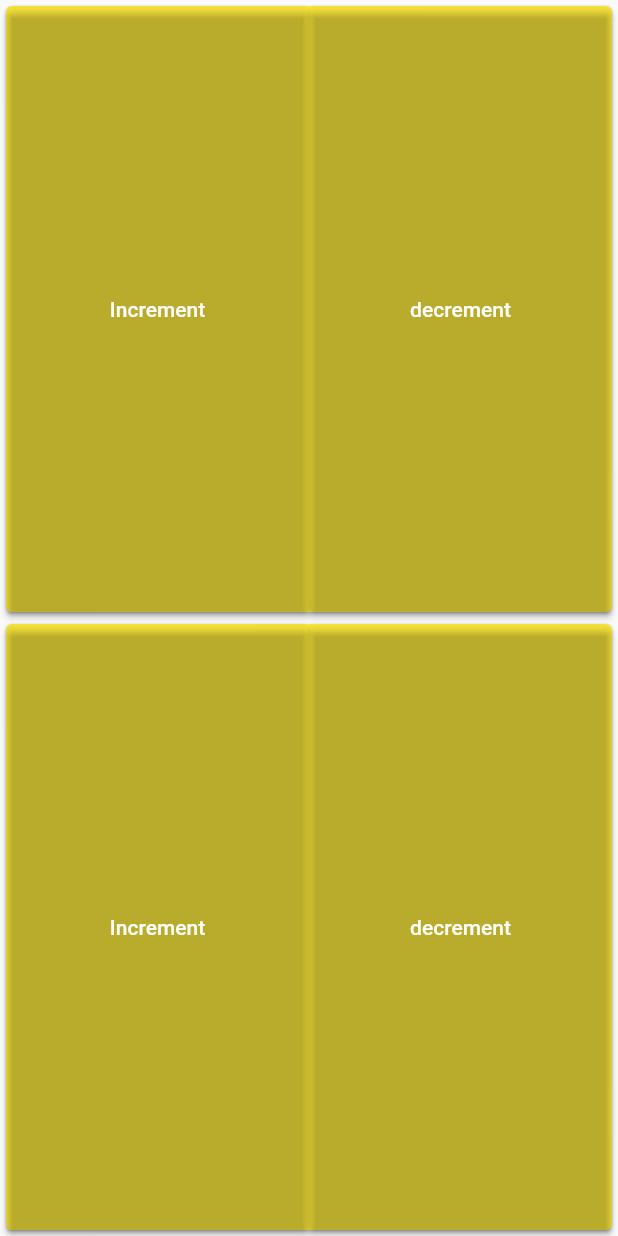
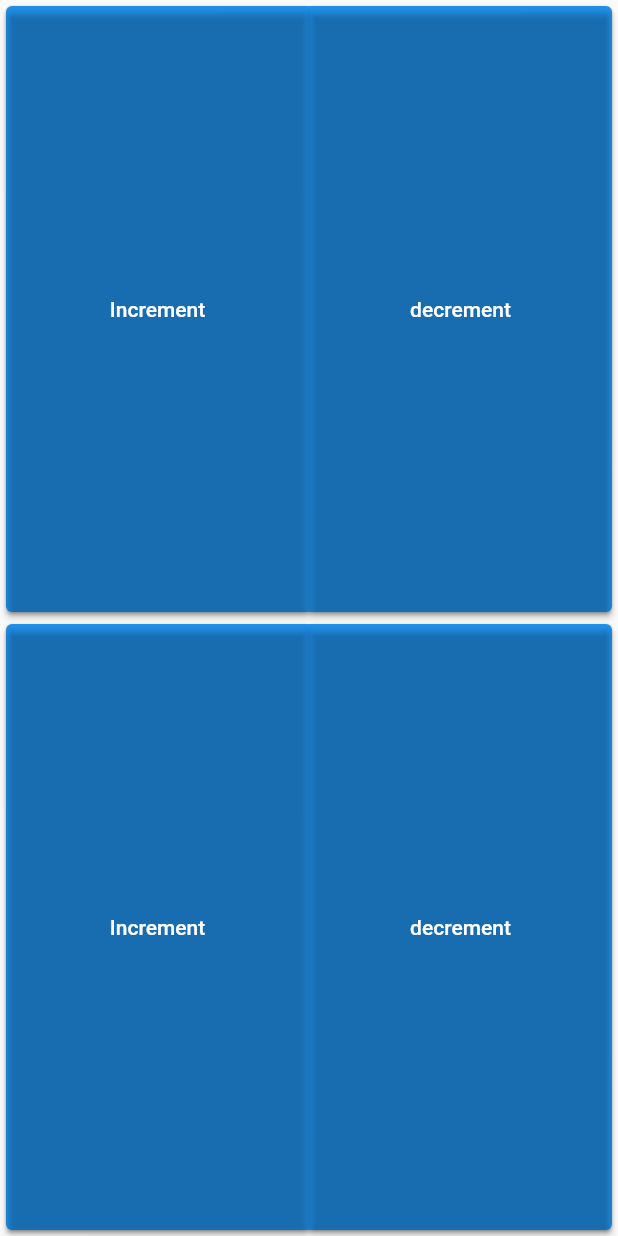
Before and after one commit to Derek-Girardi/smagic-mtg-life-counter, a Flutter app: the TwoPlayer screen opened by its route, on a phone screen of 412 x 824 dp. Run offline on Flutter 3.47's test engine with Material 2 defaults, Android fonts, the light colour scheme and no system bars; our stand-ins replace bloc, flutter_bloc, google_fonts.

Commit message:
Adding a TODO
Just adding a todo so I remember to do things

```diff
--- a/lib/widgets/stack_player_widget.dart
+++ b/lib/widgets/stack_player_widget.dart
@@ -9,6 +9,8 @@ import 'package:flutter/material.dart';
 class PlayerStackWidget extends StatefulWidget {
   const PlayerStackWidget({Key? key}) : super(key: key);
 
+  //TODO: named parameters for color, text, onPressed, others?
+
   @override
   _PlayerStackWidgetState createState() => _PlayerStackWidgetState();
 }
@@ -18,7 +20,7 @@ class _PlayerStackWidgetState extends State<PlayerStackWidget> {
   Widget build(BuildContext context) {
     return Stack(children: <Widget>[
       Card(
-          color: Colors.yellow,
+          color: Colors.blue,
           child: Container(
               //constraints: const BoxConstraints.expand(),
               child: Row(
```
